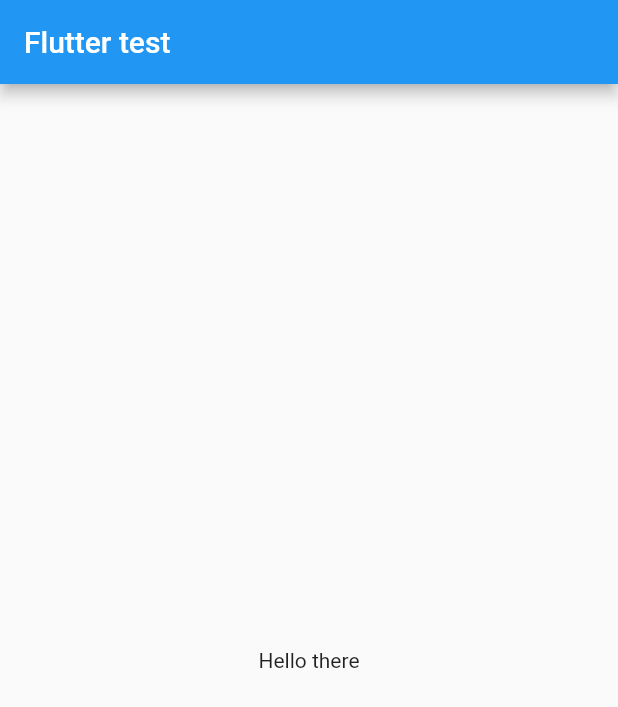
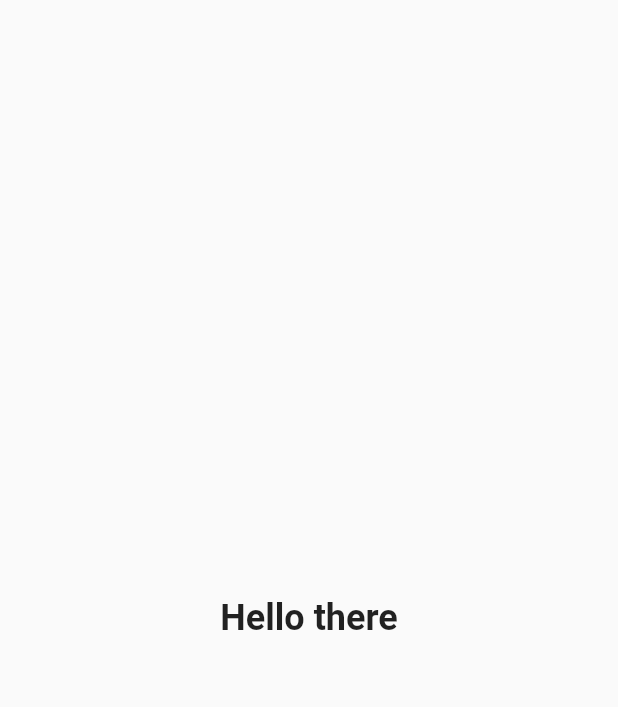
Before and after one commit to Jade-Oliveira/test-flutter-solid, a Flutter app: the screen it shows after launch, on a phone screen of 412 x 824 dp. Shown: the top 707 px of the screen. Run offline on Flutter 3.47's test engine with Material 2 defaults, Android fonts, the light colour scheme and no system bars.

Commit message:
added a clickable widget to controll tap gesture

```diff
--- a/lib/screens/home_screen.dart
+++ b/lib/screens/home_screen.dart
@@ -1,4 +1,5 @@
 import 'package:flutter/material.dart';
+import 'package:test_flutter_solid/widgets/clickable_widget.dart';
 
 /// Initial screen
 class HomeScreen extends StatelessWidget {
@@ -8,43 +9,29 @@ class HomeScreen extends StatelessWidget {
   @override
   Widget build(BuildContext context) {
     return MaterialApp(
+      debugShowCheckedModeBanner: false,
       theme: ThemeData(
-        primarySwatch: Colors.blue,
+        primarySwatch: Colors.grey,
       ),
-      home: const MyHomePage(title: 'Flutter test'),
+      home: const MyHomeScreen(),
     );
   }
 }
 
 ///
-class MyHomePage extends StatefulWidget {
-  ///
-  final String title;
-
-  ///
-  const MyHomePage({super.key, required this.title});
+class MyHomeScreen extends StatefulWidget {
+  /// Constructor of MyHomeScreen
+  const MyHomeScreen({super.key});
 
   @override
-  State<MyHomePage> createState() => _MyHomePageState();
+  State<MyHomeScreen> createState() => _MyHomeScreenState();
 }
 
-class _MyHomePageState extends State<MyHomePage> {
+class _MyHomeScreenState extends State<MyHomeScreen> {
   @override
   Widget build(BuildContext context) {
-    return Scaffold(
-      appBar: AppBar(
-        title: Text(widget.title),
-      ),
-      body: Center(
-        child: Column(
-          mainAxisAlignment: MainAxisAlignment.center,
-          children: const <Widget>[
-            Text(
-              'Hello there',
-            ),
-          ],
-        ),
-      ),
+    return const Scaffold(
+      body: ClickableWidget(),
     );
   }
 }
--- /dev/null
+++ b/lib/widgets/clickable_widget.dart
@@ -0,0 +1,31 @@
+import 'package:flutter/material.dart';
+
+/// A clickable widget to implements in HomeScreen
+class ClickableWidget extends StatelessWidget {
+  /// Constructor of MyHomeScreen
+  const ClickableWidget({super.key});
+
+  @override
+  Widget build(BuildContext context) {
+    return GestureDetector(
+      onTap: () => print("clicou"),
+
+      /// In this case we can use .opaque or . translucent
+      behavior: HitTestBehavior.opaque,
+      child: Center(
+        child: Column(
+          mainAxisAlignment: MainAxisAlignment.center,
+          children: const <Widget>[
+            Text(
+              'Hello there',
+              style: TextStyle(
+                fontWeight: FontWeight.bold,
+                fontSize: 24,
+              ),
+            ),
+          ],
+        ),
+      ),
+    );
+  }
+}
```
